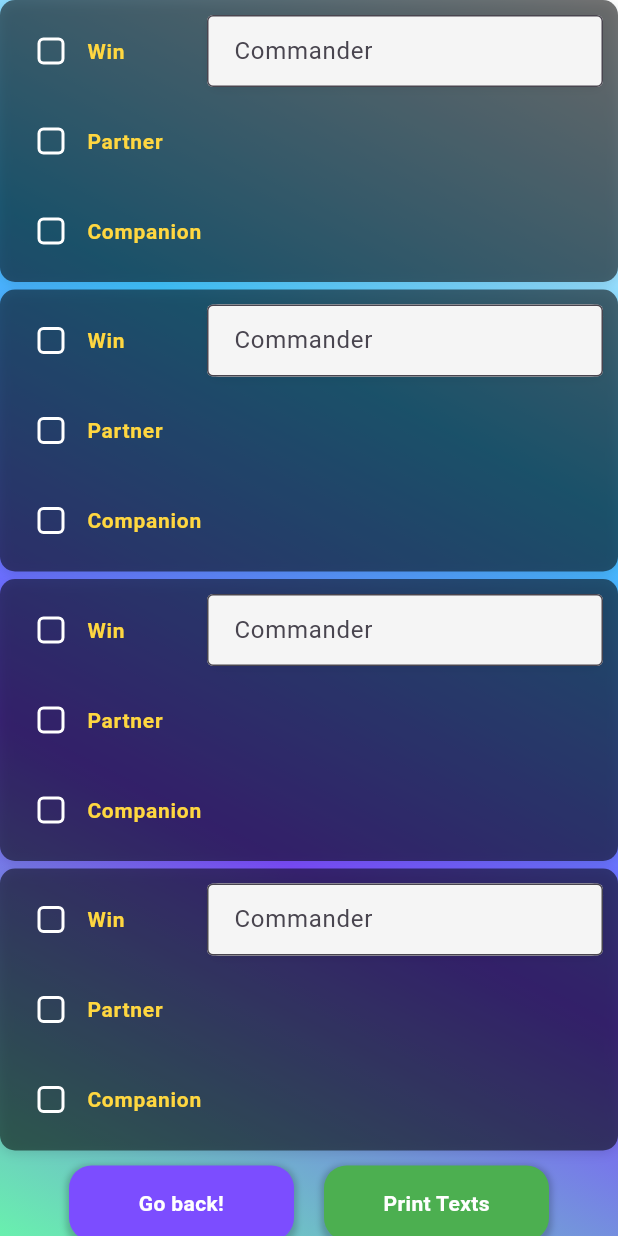
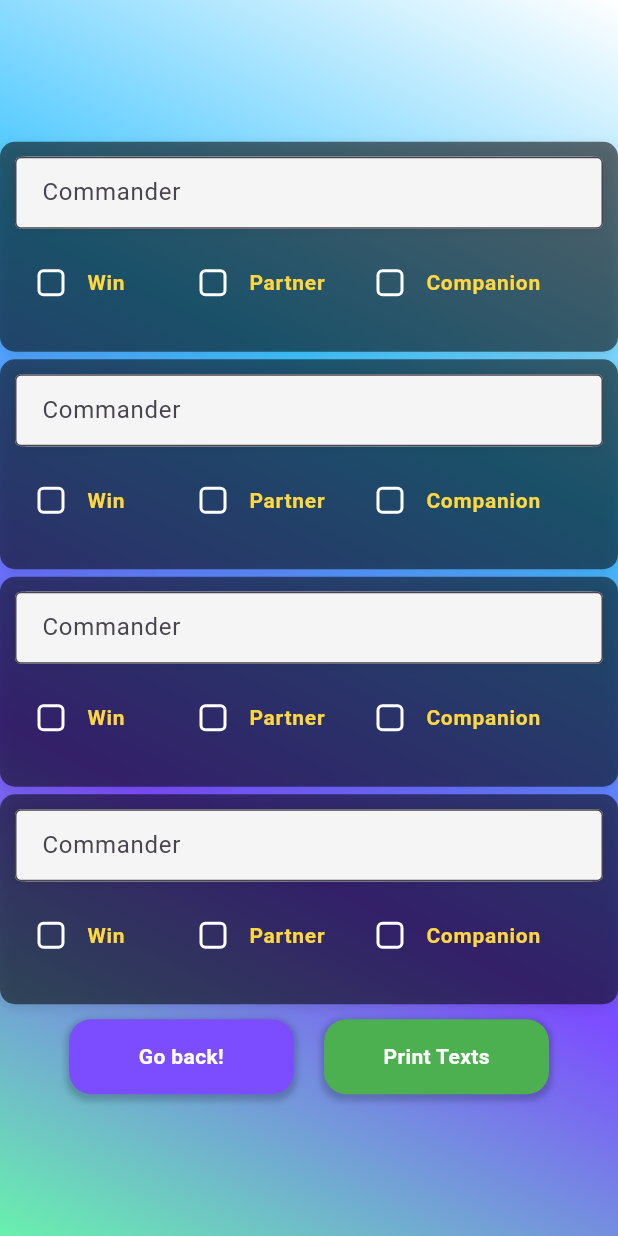
Before and after one commit to ViCTiM89/weatherlight, a Flutter app: the CommanderGamerTracking screen opened directly, on a phone screen of 412 x 824 dp. Run offline on Flutter 3.47's test engine with Material 3 defaults, Android fonts, the phone set to English and light mode, and no system bars; our stand-ins replace wakelock; missing offline and left inert: mongo_dart.

Commit message:
improved visuals -ToDo: OracleText for dungeons

```diff
--- a/lib/widgets/commander_tracker_widget.dart
+++ b/lib/widgets/commander_tracker_widget.dart
@@ -184,6 +184,7 @@ class _CommanderTrackerWidgetState extends State<CommanderTrackerWidget> {
           // Commander Row
           Row(
             children: [
+              /*
               Checkbox(
                 shape: _checkboxStyle(),
                 side: MaterialStateBorderSide.resolveWith(
@@ -201,10 +202,11 @@ class _CommanderTrackerWidgetState extends State<CommanderTrackerWidget> {
                 activeColor: Colors.deepPurpleAccent,
               ),
               SizedBox(
-                width: 70,
+                width: 80,
                 child: Text("Win", style: _labelStyle()),
               ),
-              const SizedBox(width: 10),
+
+               */
               Expanded(
                 child: Container(
                   width: inputFieldWidth,
@@ -238,10 +240,30 @@ class _CommanderTrackerWidgetState extends State<CommanderTrackerWidget> {
             ],
           ),
           SizedBox(height: _rowBoxHeight),
+          // Checkbox Row
 
-          // Partner Row
           Row(
             children: [
+              Checkbox(
+                shape: _checkboxStyle(),
+                side: MaterialStateBorderSide.resolveWith(
+                  (states) => const BorderSide(width: 2.0, color: Colors.white),
+                ),
+                value: widget.isWin,
+                onChanged: (value) {
+                  setState(() {
+                    _isWinChecked = value ?? false;
+                  });
+                  if (widget.onWinChanged != null) {
+                    widget.onWinChanged!(_isWinChecked);
+                  }
+                },
+                activeColor: Colors.deepPurpleAccent,
+              ),
+              SizedBox(
+                width: 60,
+                child: Text("Win", style: _labelStyle()),
+              ),
               Checkbox(
                 shape: _checkboxStyle(),
                 side: MaterialStateBorderSide.resolveWith(
@@ -259,10 +281,59 @@ class _CommanderTrackerWidgetState extends State<CommanderTrackerWidget> {
                 activeColor: Colors.deepPurpleAccent,
               ),
               SizedBox(
-                width: 70,
+                width: 60,
                 child: Text('Partner', style: _labelStyle()),
               ),
               const SizedBox(width: 10),
+              Checkbox(
+                shape: _checkboxStyle(),
+                side: MaterialStateBorderSide.resolveWith(
+                  (states) => const BorderSide(width: 2.0, color: Colors.white),
+                ),
+                value: _isCompanionChecked,
+                onChanged: (value) {
+                  setState(() {
+                    _isCompanionChecked = value ?? false;
+                  });
+                  if (widget.onCompanionChanged != null) {
+                    widget.onCompanionChanged!(_isCompanionChecked);
+                  }
+                },
+                activeColor: Colors.deepPurpleAccent,
+              ),
+              SizedBox(
+                width: 80,
+                child: Text('Companion', style: _labelStyle()),
+              ),
+            ],
+          ),
+
+          // Partner Row
+          Row(
+            children: [
+              /*
+              Checkbox(
+                shape: _checkboxStyle(),
+                side: MaterialStateBorderSide.resolveWith(
+                  (states) => const BorderSide(width: 2.0, color: Colors.white),
+                ),
+                value: _isPartnerChecked,
+                onChanged: (value) {
+                  setState(() {
+                    _isPartnerChecked = value ?? false;
+                  });
+                  if (widget.onPartnerChanged != null) {
+                    widget.onPartnerChanged!(_isPartnerChecked);
+                  }
+                },
+                activeColor: Colors.deepPurpleAccent,
+              ),
+              SizedBox(
+                width: 80,
+                child: Text('Partner', style: _labelStyle()),
+              ),
+
+               */
               Expanded(
                 child: _isPartnerChecked
                     ? Container(
@@ -302,6 +373,7 @@ class _CommanderTrackerWidgetState extends State<CommanderTrackerWidget> {
           // Companion Row
           Row(
             children: [
+              /*
               Checkbox(
                 shape: _checkboxStyle(),
                 side: MaterialStateBorderSide.resolveWith(
@@ -322,6 +394,8 @@ class _CommanderTrackerWidgetState extends State<CommanderTrackerWidget> {
                 width: 80,
                 child: Text('Companion', style: _labelStyle()),
               ),
+
+               */
               Expanded(
                 child: _isCompanionChecked
                     ? Container(
```
